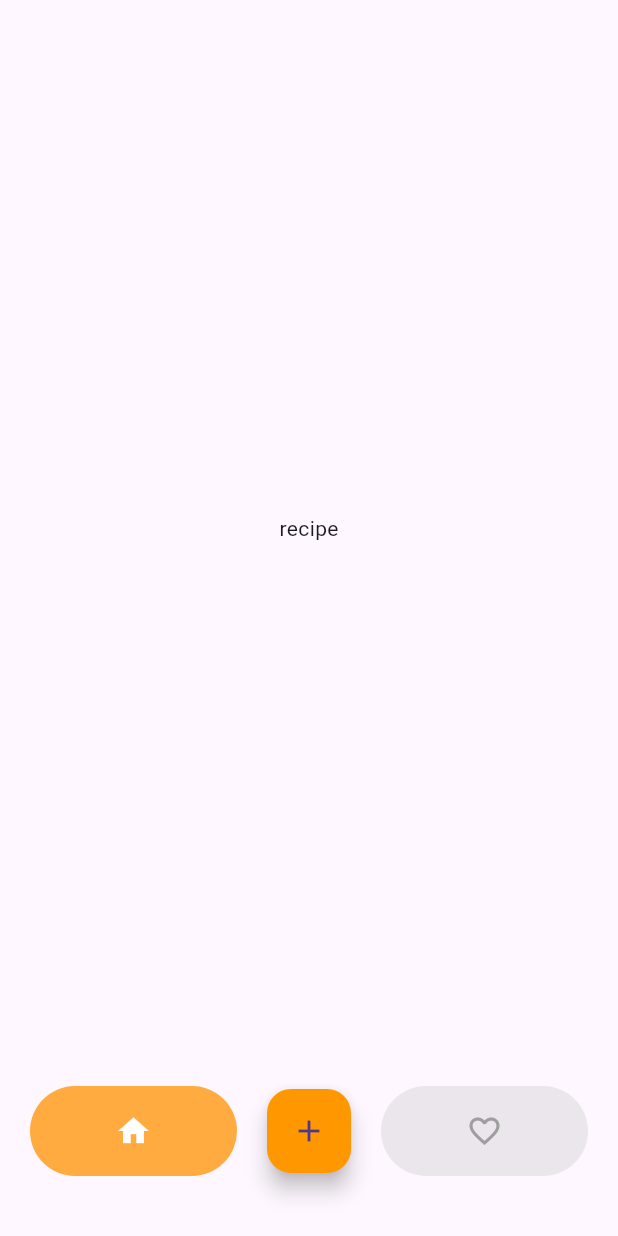
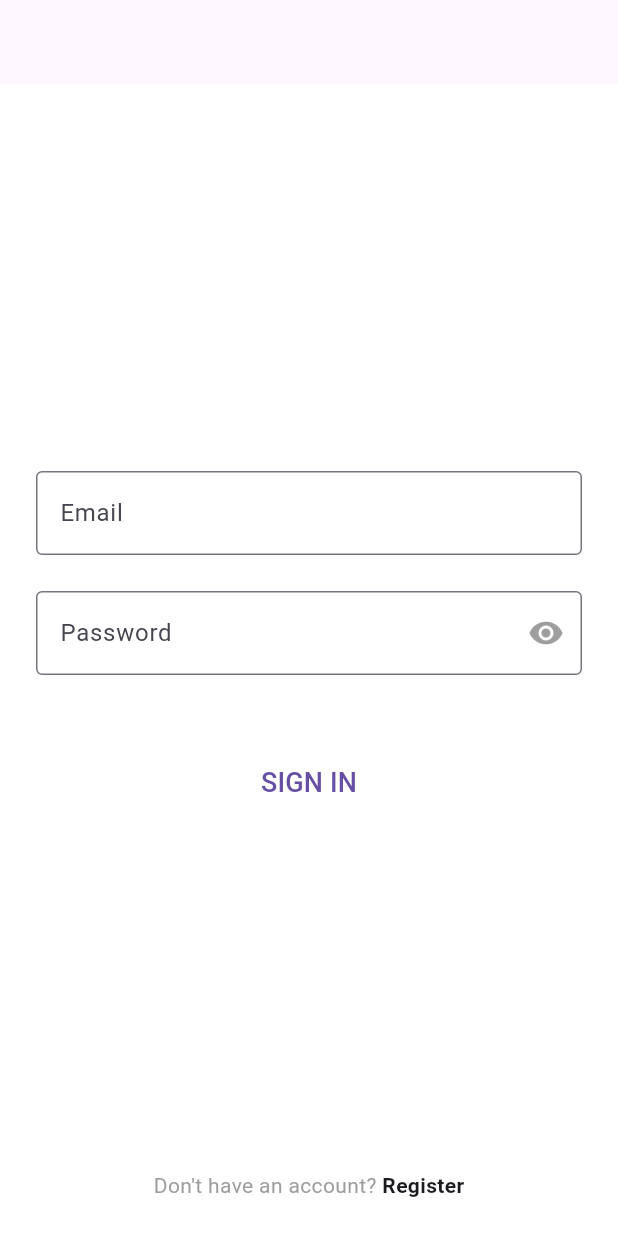
Before and after one commit to Adarshgabani/cook-recipe-flutter, a Flutter app: the screen it shows after launch, on a phone screen of 412 x 824 dp. Run offline on Flutter 3.47's test engine with Material 2 defaults, Android fonts, the phone set to English and light mode, and no system bars; our stand-ins replace firebase_auth, firebase_core; accounts and stored records are empty.

Commit message:
- added auth UI

```diff
--- /dev/null
+++ b/lib/core/services/auth_service.dart
@@ -0,0 +1,6 @@
+import 'package:firebase_auth/firebase_auth.dart';
+
+class FirebaseAuthService {
+  static final User? _user = FirebaseAuth.instance.currentUser;
+  static User? get currentUser => _user;
+}
--- /dev/null
+++ b/lib/ui/screens/auth/signin_screen.dart
@@ -0,0 +1,63 @@
+import 'package:cook_recipe/ui/screens/auth/signup_screen.dart';
+import 'package:cook_recipe/ui/shared/widgets/custom_textfield_widget.dart';
+import 'package:cook_recipe/utils/enums.dart';
+import 'package:flutter/material.dart';
+
+class SigninScreen extends StatelessWidget {
+  static String routeName = '/signin';
+
+  SigninScreen({super.key});
+  final TextEditingController _emailController = TextEditingController();
+  final TextEditingController _passwordController = TextEditingController();
+
+  @override
+  Widget build(BuildContext context) {
+    return Scaffold(
+      backgroundColor: Colors.white,
+      appBar: AppBar(
+          // title: Text("Sign in"),
+          ),
+      body: SafeArea(
+        child: Container(
+          margin: const EdgeInsets.all(24),
+          child: Column(
+            mainAxisAlignment: MainAxisAlignment.center,
+            children: [
+              const Spacer(),
+              CustomTextFieldWidget(controller: _emailController, textFieldType: TextFieldType.email),
+              const SizedBox(height: 24),
+              CustomTextFieldWidget(controller: _passwordController, textFieldType: TextFieldType.password),
+              const SizedBox(height: 48),
+              TextButton(
+                onPressed: () {},
+                child: const Text(
+                  "SIGN IN",
+                  style: TextStyle(fontSize: 18),
+                ),
+              ),
+              const Spacer(),
+              Row(
+                mainAxisAlignment: MainAxisAlignment.center,
+                children: [
+                  const Text(
+                    "Don't have an account? ",
+                    style: TextStyle(color: Colors.grey),
+                  ),
+                  InkWell(
+                    onTap: () {
+                      Navigator.pushNamed(context, SignupScreen.routeName);
+                    },
+                    child: const Text(
+                      "Register",
+                      style: TextStyle(fontWeight: FontWeight.bold),
+                    ),
+                  )
+                ],
+              )
+            ],
+          ),
+        ),
+      ),
+    );
+  }
+}
--- /dev/null
+++ b/lib/ui/shared/widgets/custom_textfield_widget.dart
@@ -0,0 +1,68 @@
+import 'package:cook_recipe/utils/enums.dart';
+import 'package:flutter/material.dart';
+
+class CustomTextFieldWidget extends StatefulWidget {
+  const CustomTextFieldWidget({super.key, required this.controller, required this.textFieldType, this.isDoneAction = false});
+
+  final TextEditingController controller;
+  final TextFieldType textFieldType;
+  final bool isDoneAction;
+
+  @override
+  State<CustomTextFieldWidget> createState() => _CustomTextFieldWidgetState();
+}
+
+class _CustomTextFieldWidgetState extends State<CustomTextFieldWidget> {
+  bool isHidePassword = true;
+
+  @override
+  Widget build(BuildContext context) {
+    switch (widget.textFieldType) {
+      case TextFieldType.email:
+        return TextFormField(
+          textInputAction: widget.isDoneAction ? TextInputAction.done : TextInputAction.next,
+          controller: widget.controller,
+          decoration: const InputDecoration(
+            border: OutlineInputBorder(),
+            label: Text("Email"),
+          ),
+        );
+      case TextFieldType.username:
+        return TextFormField(
+          textInputAction: widget.isDoneAction ? TextInputAction.done : TextInputAction.next,
+          controller: widget.controller,
+          decoration: const InputDecoration(
+            border: OutlineInputBorder(),
+            label: Text("Username"),
+          ),
+        );
+      case TextFieldType.password:
+        return TextFormField(
+          controller: widget.controller,
+          obscureText: isHidePassword,
+          decoration: InputDecoration(
+            border: OutlineInputBorder(),
+            label: Text("Password"),
+            suffixIcon: IconButton(
+              onPressed: () {
+                setState(() {
+                  isHidePassword = !isHidePassword;
+                });
+              },
+              icon: Icon(
+                isHidePassword ? Icons.visibility : Icons.visibility_off,
+                color: Colors.grey,
+              ),
+            ),
+          ),
+        );
+      default:
+        return TextFormField(
+          decoration: const InputDecoration(
+            border: OutlineInputBorder(),
+            label: Text("Email"),
+          ),
+        );
+    }
+  }
+}
--- a/lib/utils/enums.dart
+++ b/lib/utils/enums.dart
@@ -0,0 +1,5 @@
+enum TextFieldType {
+  username,
+  email,
+  password,
+}
--- /dev/null
+++ b/lib/utils/routes.dart
@@ -0,0 +1,21 @@
+import 'package:cook_recipe/ui/screens/auth/signin_screen.dart';
+import 'package:cook_recipe/ui/screens/auth/signup_screen.dart';
+import 'package:cook_recipe/ui/screens/splash/splash_screen.dart';
+import 'package:flutter/material.dart';
+
+final Map<String, WidgetBuilder> routes = {
+  SplashScreen.routeName: (_) => const SplashScreen(),
+  SigninScreen.routeName: (_) => SigninScreen(),
+  SignupScreen.routeName: (_) => SignupScreen(),
+
+  // Wrapper.routeName: (context) => Wrapper(),
+  // LoginScreen.routeName: (context) => LoginScreen(),
+  // RegisterScreen.routeName: (context) => RegisterScreen(),
+  // HomeScreen.routeName: (context) => HomeScreen(),
+  // CategoriesScreen.routeName: (context) => CategoriesScreen(),
+  // CategoryScreen.routeName: (context) => CategoryScreen(),
+  // ProductDetailScreen.routeName: (context) => ProductDetailScreen(),
+  // CartScreen.routeName: (context) => CartScreen(),
+  // OrdersScreen.routeName: (context) => OrdersScreen(),
+  // YourOrderScreen.routeName: (context) => YourOrderScreen(),
+};
--- a/pubspec.yaml
+++ b/pubspec.yaml
@@ -36,6 +36,10 @@ dependencies:
   # The following adds the Cupertino Icons font to your application.
   # Use with the CupertinoIcons class for iOS style icons.
   cupertino_icons: ^1.0.2
+  firebase_core: ^2.1.1
+  firebase_auth: ^4.1.0
+  cloud_firestore: ^4.0.3
+  firebase_storage: ^11.0.3
 
 dev_dependencies:
   flutter_test:
```
Also changed, not shown: lib/main.dart (+7 -99 lines), lib/ui/screens/auth/signup_screen.dart (added, +64 -0 lines), lib/ui/screens/splash/splash_screen.dart (added, +34 -0 lines), lib/firebase_options.dart (added), lib/ui/screens/auth/widgets/signin_form_widget.dart (added), lib/ui/screens/auth/widgets/signup_form_widget.dart (added), lib/ui/screens/home/home_screen.dart (renamed from lib/ui/pages/home/home_screen.dart), pubspec.lock, 18 other files.
